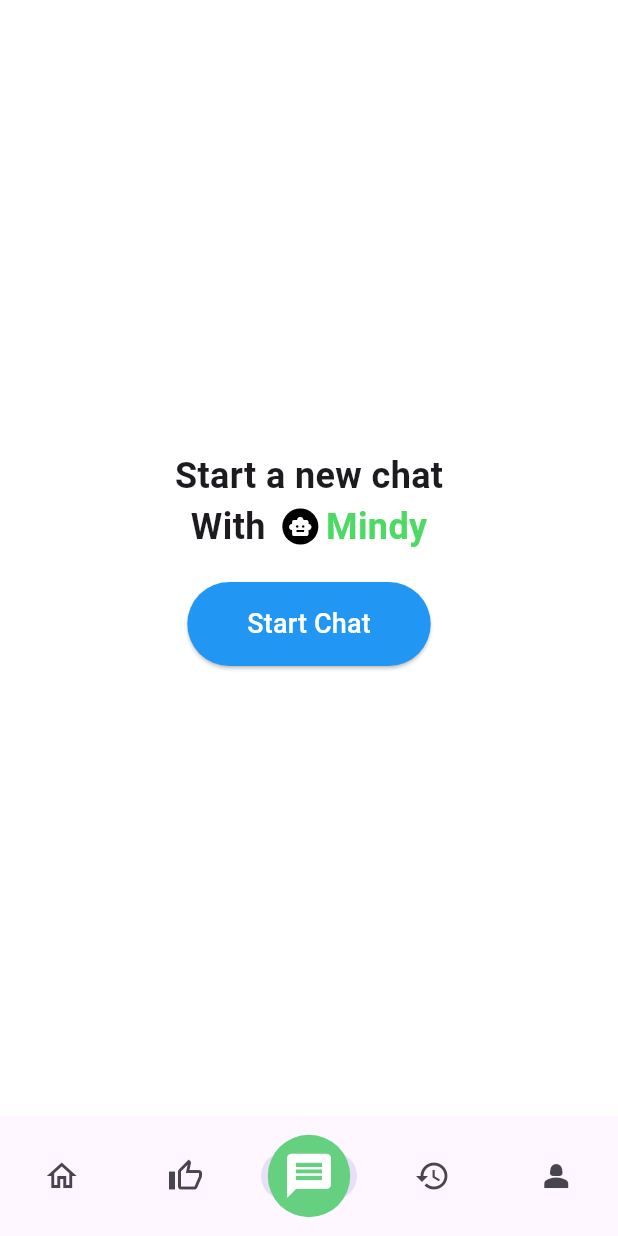
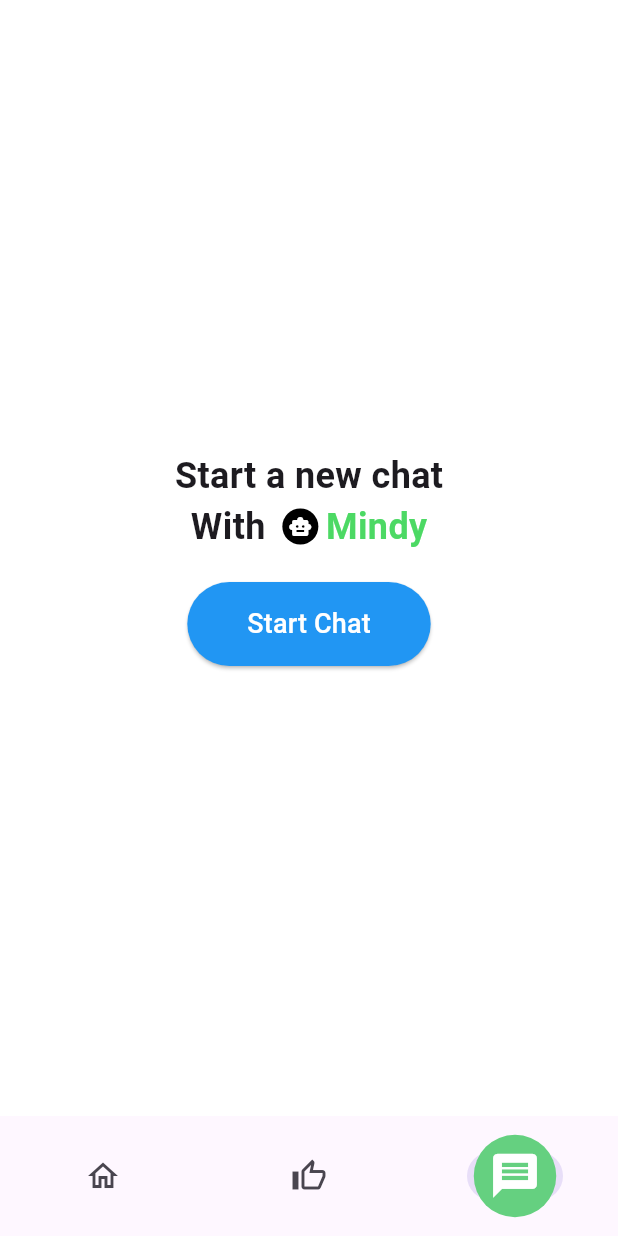
Before and after one commit to Kushan2k/feel-better-app-using-flutter, a Flutter app: the screen it shows once a user with an empty profile is signed in, item 3 of the bottom bar chosen, on a phone screen of 412 x 824 dp. Run offline on Flutter 3.47's test engine with Material 3 defaults, Android fonts, the phone set to English and light mode, and no system bars; our stand-ins replace cloud_firestore, confetti, firebase_auth, firebase_core; accounts and stored records are empty; network calls fail.

Commit message:
fixed bugs and home tab

```diff
--- a/lib/auth/Register.dart
+++ b/lib/auth/Register.dart
@@ -79,6 +79,7 @@ class _SignUpScreenState extends State<SignUpScreen> {
         await db.collection('users').doc(cred.user!.uid).set({
           'email': emailController.text,
           'createdAt': Timestamp.now(),
+          'status': 'Happy',
         });
         ScaffoldMessenger.of(context).showSnackBar(
           SnackBar(
--- a/lib/home.dart
+++ b/lib/home.dart
@@ -13,13 +13,7 @@ class HomeScreen extends StatefulWidget {
 class _HomeScreenState extends State<HomeScreen> {
   int index = 0;
 
-  List<Widget> pages = [
-    HomeTab(),
-    ForyouTab(),
-    ChatTab(),
-    Center(child: Text('History')),
-    Center(child: Text('Profile')),
-  ];
+  List<Widget> pages = [HomeTab(), ForyouTab(), ChatTab()];
 
   @override
   Widget build(BuildContext context) {
@@ -81,42 +75,6 @@ class _HomeScreenState extends State<HomeScreen> {
             icon: Icon(Icons.messenger_outline),
             label: '',
           ),
-          NavigationDestination(
-            selectedIcon: Container(
-              decoration: BoxDecoration(
-                color: Color(0xFF65D080),
-                borderRadius: BorderRadius.circular(100),
-              ),
-              child: Padding(
-                padding: const EdgeInsets.all(10),
-                child: const Icon(
-                  Icons.history_edu_rounded,
-                  size: 35,
-                  color: Colors.white,
-                ),
-              ),
-            ),
-            icon: Icon(Icons.history),
-            label: 'History',
-          ),
-          NavigationDestination(
-            icon: Icon(Icons.person_2),
-            selectedIcon: Container(
-              decoration: BoxDecoration(
-                color: Color(0xFF65D080),
-                borderRadius: BorderRadius.circular(100),
-              ),
-              child: Padding(
-                padding: const EdgeInsets.all(10),
-                child: const Icon(
-                  Icons.person_2_outlined,
-                  size: 35,
-                  color: Colors.white,
-                ),
-              ),
-            ),
-            label: 'Profile',
-          ),
         ],
       ),
     );
--- a/lib/tabs/chat_tab.dart
+++ b/lib/tabs/chat_tab.dart
@@ -27,6 +27,7 @@ class _ChatScreenState extends State<ChatTab> {
   bool _isFinished = false;
   String _finalMsg = '';
   String _status = '';
+  bool _isDepressed = false;
 
   final TextEditingController _answerController = TextEditingController();
 
@@ -89,12 +90,17 @@ class _ChatScreenState extends State<ChatTab> {
       if (response.statusCode == 200) {
         final jsonData = jsonDecode(response.body);
 
-        if (_currentQuestion!.qID == 13) {
+        print(
+          '==========Response data===================: $jsonData["at_risk"]',
+        );
+
+        if (_currentQuestion!.qID == 1) {
           setState(() {
             _isFinished = true;
             _finalMsg = 'Thank you for chatting!';
             _status = jsonData['status'] ?? '';
             _isLoading = false;
+            _isDepressed = bool.tryParse(jsonData['at_risk']) ?? false;
           });
         } else {
           setState(() {
@@ -133,7 +139,19 @@ class _ChatScreenState extends State<ChatTab> {
   Widget _buildContent() {
     if (_isLoading) {
       return Center(
-        child: const CircularProgressIndicator(color: Colors.green),
+        child: Column(
+          mainAxisAlignment: MainAxisAlignment.center,
+          crossAxisAlignment: CrossAxisAlignment.center,
+          children: [
+            const CircularProgressIndicator(color: Colors.green),
+            const SizedBox(height: 20),
+            const Text(
+              'Setting up...',
+              style: TextStyle(fontSize: 18, color: Colors.grey),
+              textAlign: TextAlign.center,
+            ),
+          ],
+        ),
       );
     }
 
@@ -143,6 +161,7 @@ class _ChatScreenState extends State<ChatTab> {
           children: [
             Column(
               mainAxisAlignment: MainAxisAlignment.center,
+              crossAxisAlignment: CrossAxisAlignment.center,
               children: [
                 Text(
                   _finalMsg,
@@ -153,14 +172,30 @@ class _ChatScreenState extends State<ChatTab> {
                   textAlign: TextAlign.center,
                 ),
                 const SizedBox(height: 20),
-                Text(
-                  'Status: $_status',
-                  style: const TextStyle(fontSize: 18, color: Colors.grey),
-                  textAlign: TextAlign.center,
-                ),
+
+                _isDepressed
+                    ? const Text(
+                        'You are at risk of depression. Please seek help.',
+                        style: TextStyle(fontSize: 18, color: Colors.red),
+                        textAlign: TextAlign.center,
+                      )
+                    : const Text(
+                        'You are not at risk of depression.',
+                        style: TextStyle(fontSize: 18, color: Colors.green),
+                        textAlign: TextAlign.center,
+                      ),
+
+                // _isDepressed? [
+                //   const Text(
+                //     'You are at risk of depression. Please seek help.',
+                //     style: TextStyle(fontSize: 18, color: Colors.red),
+                //     textAlign: TextAlign.center,
+                //   )
+                // ]
               ],
             ),
-            ConfettiDesignWidget(),
+            // DepressedScreen()
+            if (!_isDepressed) ConfettiDesignWidget(),
           ],
         ),
       );
```
Also changed, not shown: lib/tabs/home_tab.dart (+57 -2 lines), lib/tabs/item_screens/depressed_screen.dart (added, +44 -0 lines).
